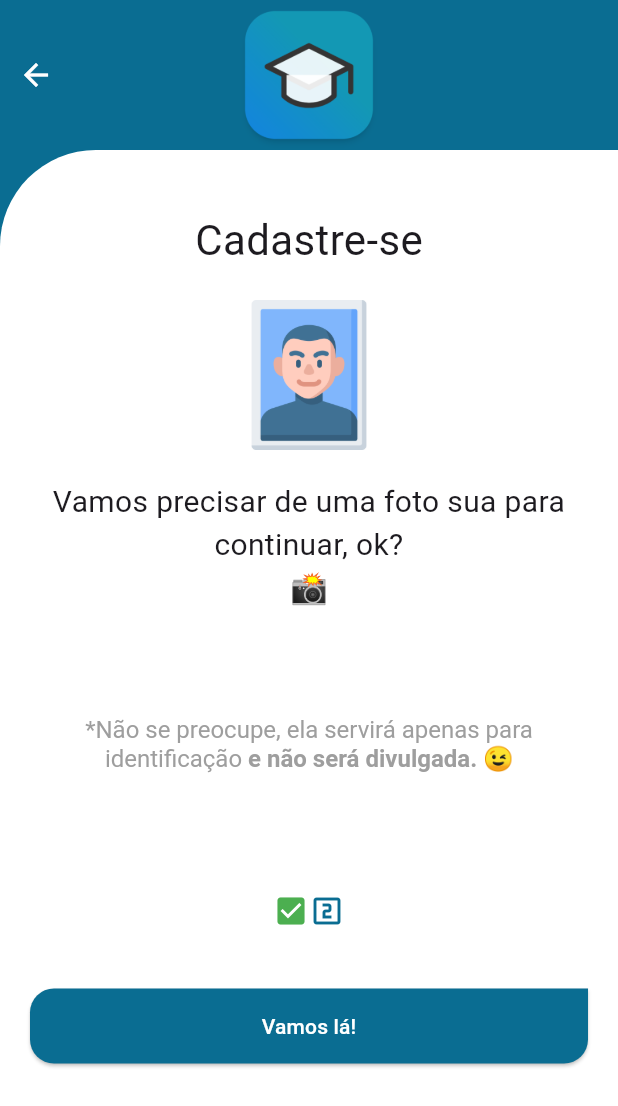
After one commit to rafaelmaestro/flutter_srpg_app, a Flutter app: the CadastroPage2 screen opened directly, on a phone screen of 412 x 824 dp. The commit adds this screen. Shown: the top 1106 px of the screen. Run offline on Flutter 3.47's test engine with Material 3 defaults, Android fonts, the phone set to English and light mode, and no system bars; our stand-ins replace camera, fluttertoast, geolocator, get, google_maps_flutter.

Commit message:
feat: adiciona paginas de cadastro 1 e 2 e fluxos do usuario

```diff
--- a/lib/main.dart
+++ b/lib/main.dart
@@ -1,5 +1,6 @@
 import 'package:flutter/material.dart';
 import 'package:flutter_srpg_app/controllers/posicao_controller.dart';
+import 'package:flutter_srpg_app/pages/cadastro_page_1.dart';
 import 'package:flutter_srpg_app/pages/home_page.dart';
 import 'package:flutter_srpg_app/pages/login_page.dart';
 import 'package:flutter_srpg_app/repositories/postos_repository.dart';
@@ -31,6 +32,7 @@ class MyApp extends StatelessWidget {
         getPages: [
           GetPage(name: '/', page: () => LogIn()),
           GetPage(name: '/home', page: () => HomePage()),
+          GetPage(name: '/cadastrar', page: () => CadastroPage1()),
         ],
       ),
     );
--- /dev/null
+++ b/lib/pages/cadastro_page_2.dart
@@ -0,0 +1,208 @@
+import 'package:camera/camera.dart';
+import 'package:flutter/material.dart';
+import 'package:flutter_srpg_app/pages/camera_page.dart';
+import 'package:get/get.dart';
+
+// cpf
+// nome
+// Email
+// foto
+// senha
+class CadastroPage2 extends StatefulWidget {
+  @override
+  _CadastroPage2State createState() => _CadastroPage2State();
+}
+
+class _CadastroPage2State extends State<CadastroPage2> {
+  XFile arquivo = XFile('');
+
+  @override
+  void initState() {
+    super.initState();
+  }
+
+  @override
+  Widget build(BuildContext context) {
+    return Scaffold(
+        backgroundColor: const Color(0xFF0A6D92),
+        body: Column(
+          children: [
+            Container(
+              width: MediaQuery.of(context).size.width,
+              decoration: const BoxDecoration(
+                color: const Color(0xFF0A6D92),
+              ),
+              child: SafeArea(
+                child: Stack(
+                  alignment: Alignment.center,
+                  children: [
+                    Align(
+                      alignment: Alignment.centerLeft,
+                      child: IconButton(
+                        icon: Icon(Icons.arrow_back),
+                        color: Colors.white,
+                        onPressed: () {
+                          Get.back();
+                        },
+                      ),
+                    ),
+                    Container(
+                      height: 100,
+                      child: Image(
+                        image: AssetImage('lib/assets/app/icon.png'),
+                        width: 100,
+                      ),
+                    ),
+                  ],
+                ),
+              ),
+            ),
+            Expanded(
+              child: Container(
+                padding: EdgeInsets.symmetric(horizontal: 20, vertical: 40),
+                decoration: BoxDecoration(
+                  color: Colors.white, // Adicione uma cor ao Container
+                  borderRadius: BorderRadius.only(topLeft: Radius.circular(64)),
+                ),
+                child: SafeArea(
+                  top: false,
+                  child: SingleChildScrollView(
+                    physics: BouncingScrollPhysics(),
+                    child: Column(
+                      mainAxisAlignment: MainAxisAlignment.spaceBetween,
+                      children: [
+                        Text(
+                          "Cadastre-se",
+                          style: TextStyle(fontSize: 28),
+                        ),
+                        SizedBox(
+                          height: 20,
+                        ),
+                        Column(
+                          crossAxisAlignment: CrossAxisAlignment.stretch,
+                          children: [
+                            Container(
+                              height: 100,
+                              child: Image(
+                                image: AssetImage('lib/assets/app/user_m.png'),
+                                width: 100,
+                              ),
+                            ),
+                            SizedBox(height: 20),
+                            Center(
+                              child: Text(
+                                'Vamos precisar de uma foto sua para continuar, ok?',
+                                style: TextStyle(fontSize: 20),
+                                textAlign: TextAlign.center,
+                                softWrap: true,
+                              ),
+                            ),
+                            Center(
+                              child: Text("📸", style: TextStyle(fontSize: 20)),
+                            ),
+                            SizedBox(height: 70),
+                            Center(
+                              child: RichText(
+                                textAlign: TextAlign.center,
+                                text: TextSpan(
+                                  style: TextStyle(
+                                      color: Colors.grey, fontSize: 16),
+                                  children: <TextSpan>[
+                                    TextSpan(
+                                        text:
+                                            '*Não se preocupe, ela servirá apenas para ',
+                                        style: TextStyle(fontSize: 16)),
+                                    TextSpan(
+                                        text: 'identificação',
+                                        style: TextStyle(fontSize: 16)),
+                                    TextSpan(
+                                        text: ' e não será divulgada. 😉',
+                                        style: TextStyle(
+                                            fontSize: 16,
+                                            fontWeight: FontWeight.bold)),
+                                  ],
+                                ),
+                              ),
+                            ),
+                            SizedBox(height: 80),
+                            Row(
+                              mainAxisAlignment: MainAxisAlignment.center,
+                              children: [
+                                Icon(
+                                  Icons.check_box,
+                                  color: Colors.green,
+                                ),
+                                Icon(
+                                  Icons.looks_two_outlined,
+                                  color: const Color(0xFF0A6D92),
+                                ),
+                              ],
+                            ),
+                            SizedBox(height: 40),
+                            _botaoBottom()
+                          ],
+                        ),
+                      ],
+                    ),
+                  ),
+                ),
+              ),
+            ),
+          ],
+        ));
+  }
+
+  _botaoBottom() {
+    if (arquivo != null) {
+      return ElevatedButton(
+        onPressed: () {
+          _handleCadastroBiometria();
+        },
+        style: ElevatedButton.styleFrom(
+            backgroundColor: const Color(0xFF0A6D92),
+            minimumSize: const Size(double.infinity, 50),
+            shape: RoundedRectangleBorder(
+              borderRadius: BorderRadius.only(
+                  topLeft: Radius.circular(16),
+                  bottomLeft: Radius.circular(16),
+                  bottomRight: Radius.circular(16)),
+            )),
+        child: const Text('Vamos lá!',
+            style: TextStyle(
+              color: Colors.white,
+            )),
+      );
+    } else {
+      return ElevatedButton(
+          onPressed: () {
+            _handleCadastroBiometria();
+          },
+          style: ElevatedButton.styleFrom(
+              backgroundColor: const Color(0xFF0A6D92),
+              minimumSize: const Size(double.infinity, 50),
+              shape: RoundedRectangleBorder(
+                borderRadius: BorderRadius.only(
+                    topLeft: Radius.circular(16),
+                    bottomLeft: Radius.circular(16),
+                    bottomRight: Radius.circular(16)),
+              )),
+          child: CircularProgressIndicator(
+            color: Colors.white,
+          ));
+    }
+  }
+
+  _handleCadastroBiometria() async {
+    var fotoBiometria = await Get.to(() => CameraPage());
+
+    if (fotoBiometria != null) {
+      // Adicione a lógica de envio da foto para o servidor
+      print(fotoBiometria);
+      setState(() {
+        arquivo = fotoBiometria;
+      });
+
+      // TODO: chamar o backend para cadastrar o usuário
+    }
+  }
+}
--- a/pubspec.yaml
+++ b/pubspec.yaml
@@ -70,6 +70,7 @@ flutter:
   assets:
     - lib/assets/app/aulas_icon.png
     - lib/assets/app/icon.png
+    - lib/assets/app/user_m.png
 
   # An image asset can refer to one or more resolution-specific "variants", see
   # https://flutter.dev/assets-and-images/#resolution-aware
```
Also changed, not shown: lib/pages/cadastro_page_1.dart (added, +178 -0 lines), lib/pages/login_page.dart (+17 -2 lines), lib/assets/app/user_m.png (added).
